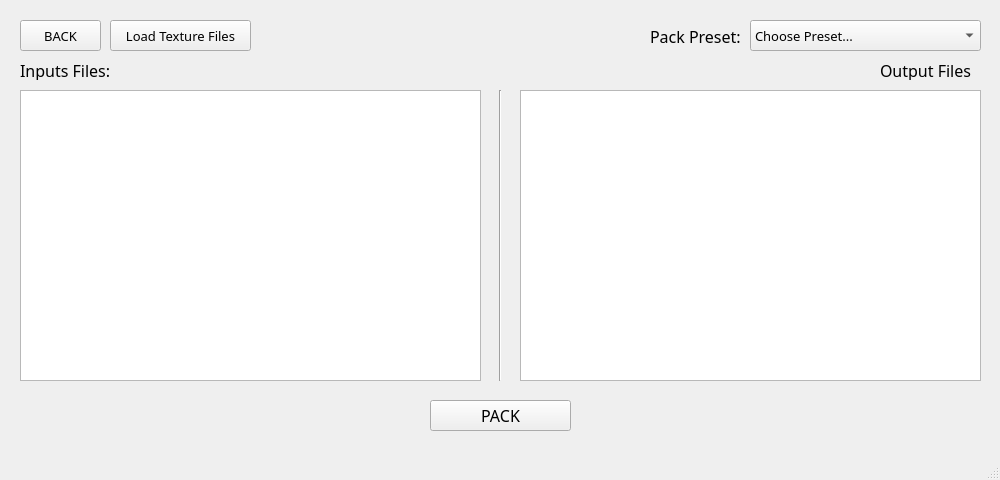
This is PackTextures.ui in Markgundam/TexturePacker as Qt 5 draws it before an edit. The edited form follows.
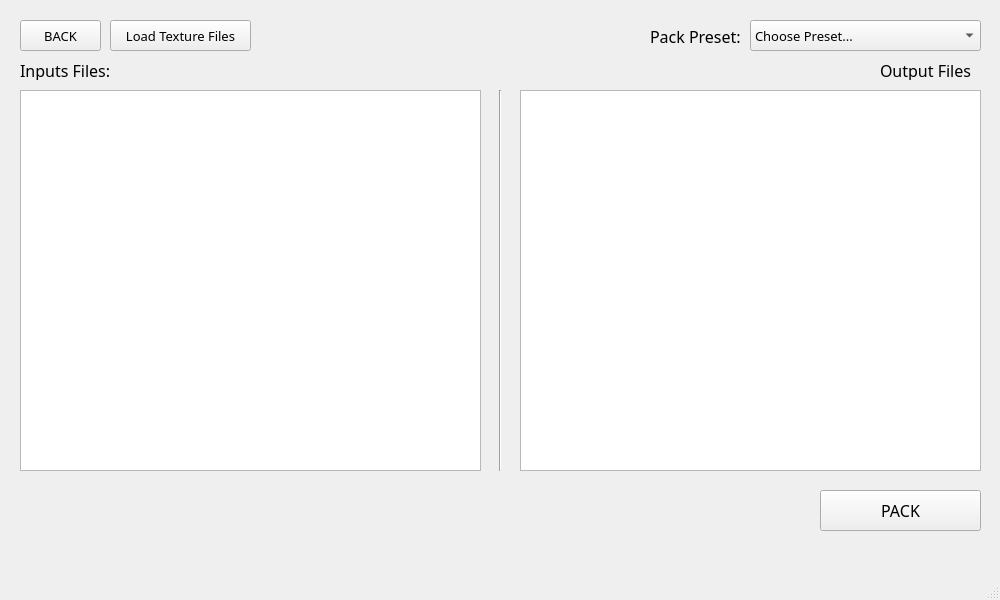
This is the edited form.

What changed in the file:
```diff
--- a/PackTextures.ui
+++ b/PackTextures.ui
@@ -7,13 +7,13 @@
     <x>0</x>
     <y>0</y>
     <width>1000</width>
-    <height>480</height>
+    <height>600</height>
    </rect>
   </property>
   <property name="minimumSize">
    <size>
-    <width>800</width>
-    <height>480</height>
+    <width>1000</width>
+    <height>600</height>
    </size>
   </property>
   <property name="windowTitle">
@@ -47,10 +47,10 @@
    <widget class="QPushButton" name="PackButton">
     <property name="geometry">
      <rect>
-      <x>430</x>
-      <y>400</y>
-      <width>141</width>
-      <height>31</height>
+      <x>820</x>
+      <y>490</y>
+      <width>161</width>
+      <height>41</height>
      </rect>
     </property>
     <property name="font">
@@ -155,7 +155,7 @@
       <x>480</x>
       <y>90</y>
       <width>41</width>
-      <height>291</height>
+      <height>381</height>
      </rect>
     </property>
     <property name="orientation">
@@ -186,10 +186,10 @@
    <widget class="QLabel" name="Notification">
     <property name="geometry">
      <rect>
-      <x>260</x>
-      <y>20</y>
-      <width>331</width>
-      <height>31</height>
+      <x>20</x>
+      <y>490</y>
+      <width>791</width>
+      <height>41</height>
      </rect>
     </property>
     <property name="font">
@@ -198,6 +198,9 @@
       <pointsize>12</pointsize>
      </font>
     </property>
+    <property name="autoFillBackground">
+     <bool>false</bool>
+    </property>
     <property name="text">
      <string/>
     </property>
@@ -208,7 +211,7 @@
       <x>20</x>
       <y>90</y>
       <width>461</width>
-      <height>291</height>
+      <height>381</height>
      </rect>
     </property>
     <property name="font">
@@ -224,7 +227,7 @@
       <x>520</x>
       <y>90</y>
       <width>461</width>
-      <height>291</height>
+      <height>381</height>
      </rect>
     </property>
     <property name="font">
```
